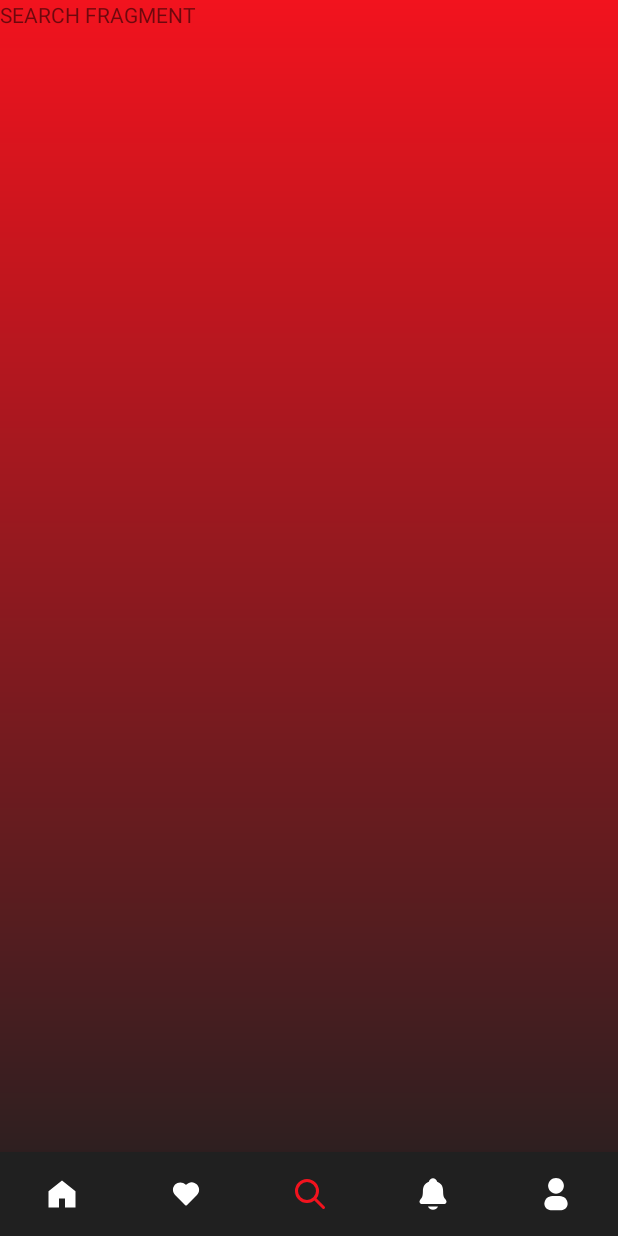
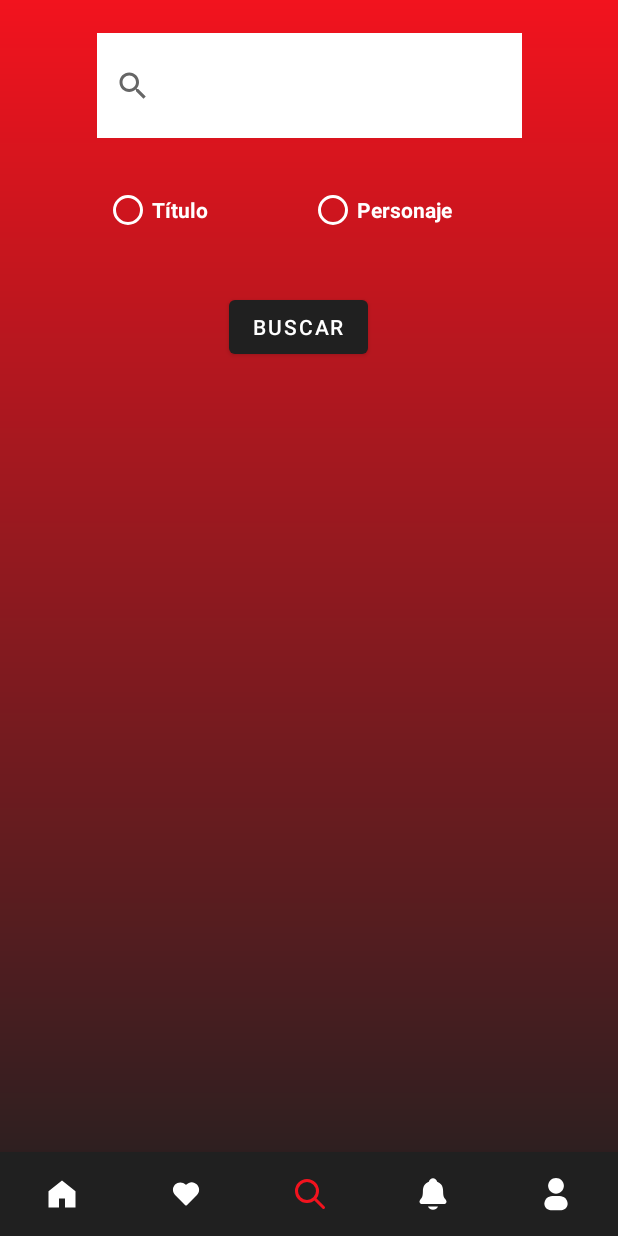
Before and after one commit to Kronos800/comicall, an Android app: the screen it shows after launch once a user with an empty profile is signed in (MainActivity), item 3 of the bottom bar chosen, on a phone screen of 412 x 824 dp. Run offline under Robolectric (Android 15) with nearby library versions, the phone set to English and light mode, and no system bars; our stand-ins replace Firebase (no records; nobody signed in at launch, a user with empty details on screens opened directly).

Commit message:
Building fragment_search.xml

```diff
--- a/app/src/main/res/layout/fragment_search.xml
+++ b/app/src/main/res/layout/fragment_search.xml
@@ -1,14 +1,86 @@
 <?xml version="1.0" encoding="utf-8"?>
 <FrameLayout xmlns:android="http://schemas.android.com/apk/res/android"
+    xmlns:app="http://schemas.android.com/apk/res-auto"
     xmlns:tools="http://schemas.android.com/tools"
+    android:id="@+id/frameLayout"
     android:layout_width="match_parent"
     android:layout_height="match_parent"
+    android:background="@drawable/gradient"
+    android:visibility="visible"
     tools:context=".SearchFragment">
 
-    <!-- TODO: Update blank fragment layout -->
-    <TextView
+    <androidx.constraintlayout.widget.ConstraintLayout
         android:layout_width="match_parent"
-        android:layout_height="match_parent"
-        android:text="SEARCH FRAGMENT" />
+        android:layout_height="match_parent">
 
+        <android.widget.SearchView
+            android:id="@+id/searchView"
+            android:layout_width="283dp"
+            android:layout_height="70dp"
+            android:layout_marginStart="2dp"
+            android:layout_marginTop="22dp"
+            android:layout_marginEnd="2dp"
+            android:background="@color/white"
+            app:layout_constraintEnd_toEndOf="parent"
+            app:layout_constraintStart_toStartOf="parent"
+            app:layout_constraintTop_toTopOf="parent"
+            tools:ignore="MissingConstraints" />
+
+        <RadioGroup
+            android:id="@+id/radioGroup"
+            android:layout_width="273dp"
+            android:layout_height="62dp"
+            android:layout_marginStart="95dp"
+            android:layout_marginTop="24dp"
+            android:layout_marginEnd="95dp"
+            android:orientation="horizontal"
+            app:layout_constraintEnd_toEndOf="parent"
+            app:layout_constraintStart_toStartOf="parent"
+            app:layout_constraintTop_toBottomOf="@+id/searchView"
+            tools:ignore="MissingConstraints">
+
+            <RadioButton
+                android:id="@+id/TituloRadioButton"
+                android:layout_width="96dp"
+                android:layout_height="wrap_content"
+                android:layout_weight="1"
+                android:buttonTint="@color/white"
+                android:text="Título"
+                android:textColor="@color/white"
+                android:textStyle="bold" />
+
+            <RadioButton
+                android:id="@+id/PersonajeRadioButton"
+                android:layout_width="wrap_content"
+                android:layout_height="wrap_content"
+                android:layout_weight="1"
+                android:buttonTint="@color/white"
+                android:text="Personaje"
+                android:textColor="@color/white"
+                android:textStyle="bold" />
+        </RadioGroup>
+
+        <Button
+            android:id="@+id/SearchButton"
+            android:layout_width="wrap_content"
+            android:layout_height="wrap_content"
+            android:layout_marginStart="151dp"
+            android:layout_marginTop="16dp"
+            android:layout_marginEnd="166dp"
+            android:text="BUSCAR"
+            app:layout_constraintEnd_toEndOf="parent"
+            app:layout_constraintStart_toStartOf="parent"
+            app:layout_constraintTop_toBottomOf="@+id/radioGroup" />
+
+        <androidx.recyclerview.widget.RecyclerView
+            android:layout_width="386dp"
+            android:layout_height="388dp"
+            android:layout_marginStart="10dp"
+            android:layout_marginTop="24dp"
+            android:layout_marginEnd="11dp"
+            app:layout_constraintEnd_toEndOf="parent"
+            app:layout_constraintStart_toStartOf="parent"
+            app:layout_constraintTop_toBottomOf="@+id/SearchButton" />
+
+    </androidx.constraintlayout.widget.ConstraintLayout>
 </FrameLayout>
--- a/app/src/main/res/values/strings.xml
+++ b/app/src/main/res/values/strings.xml
@@ -1,5 +1,5 @@
 <resources>
     <string name="app_name">Comicall</string>
     <!-- TODO: Remove or change this placeholder text -->
-    <string name="hello_blank_fragment">Hello blank fragment</string>
+    <string name="search_hint">Introduce la búsqueda</string>
 </resources>
```
